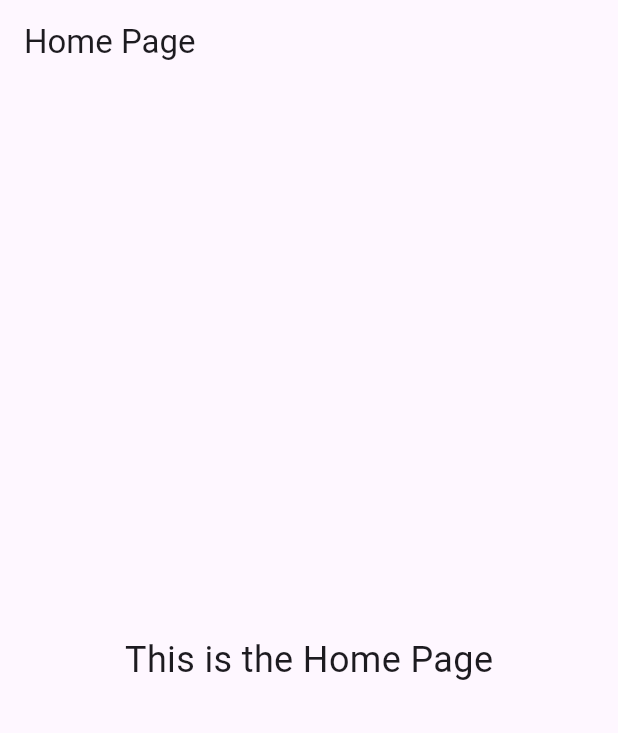
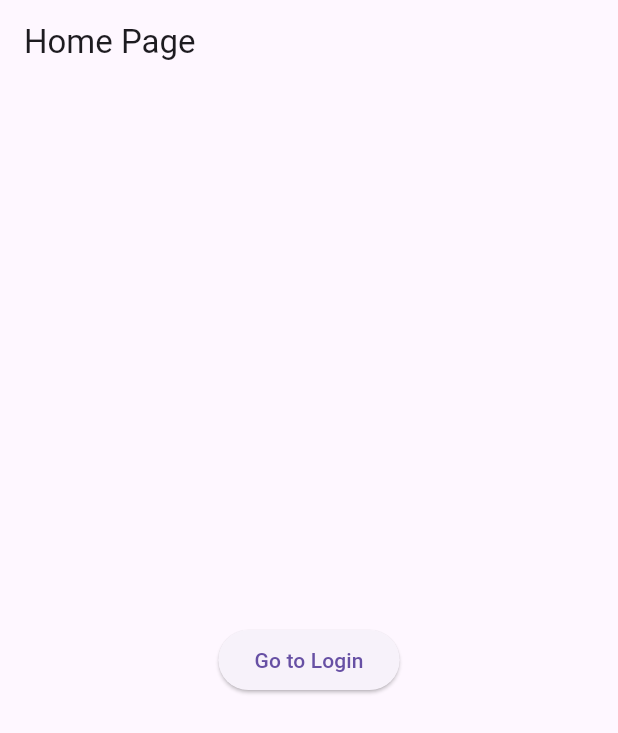
Before and after one commit to aboalisaleem/swe463_demo1, a Flutter app: the screen it shows after launch, on a phone screen of 412 x 824 dp. Shown: the top 733 px of the screen. Run offline on Flutter 3.47's test engine with Material 3 defaults, Android fonts, the phone set to English and light mode, and no system bars.

Commit message:
checkpoint 6 done

```diff
--- a/swe463_demo1/lib/main.dart
+++ b/swe463_demo1/lib/main.dart
@@ -107,38 +107,92 @@ import 'package:flutter/material.dart';
 // }
 
                               //Checkpoint 5
-void main() {
- runApp(const MyApp());
-}
+// void main() {
+//  runApp(const MyApp());
+// }
 
 
 
-class MyApp extends StatelessWidget {
-  const MyApp({super.key});
+// class MyApp extends StatelessWidget {
+//   const MyApp({super.key});
 
-  @override
-  Widget build(BuildContext context) {
-    return MaterialApp(
-      debugShowCheckedModeBanner: false,
-      title: 'SWE 463 Demo 1',
-      home: const HomePage(),
-    );
-  }
+//   @override
+//   Widget build(BuildContext context) {
+//     return MaterialApp(
+//       debugShowCheckedModeBanner: false,
+//       title: 'SWE 463 Demo 1',
+//       home: const HomePage(),
+//     );
+//   }
+// }
+
+// class HomePage extends StatelessWidget {
+//   const HomePage({super.key});
+
+//   @override
+//   Widget build(BuildContext context) {
+//     return Scaffold(
+//       appBar: AppBar(
+//         title: const Text('Home Page'),
+//       ),
+//       body: const Center(
+//         child: Text(
+//           'This is the Home Page',
+//           style: TextStyle(fontSize: 24),
+//         ),
+//       ),
+//     );
+//   }
+// }
+
+// class LoginPage extends StatelessWidget {
+//   const LoginPage({super.key});
+
+//   @override
+//   Widget build(BuildContext context) {
+//     return Scaffold(
+//       appBar: AppBar(
+//         title: const Text('Login Page'),
+//       ),
+//       body: const Center(
+//         child: Text(
+//           'This is the Login Page',
+//           style: TextStyle(fontSize: 24),
+//         ),
+//       ),
+//     );
+//   }
+// }
+
+
+
+
+void main() {
+  runApp(
+    MaterialApp(
+      home: HomePage(),
+    ),
+  );
 }
 
 class HomePage extends StatelessWidget {
-  const HomePage({super.key});
-
   @override
   Widget build(BuildContext context) {
     return Scaffold(
       appBar: AppBar(
-        title: const Text('Home Page'),
+        title: Text('Home Page'),
       ),
-      body: const Center(
-        child: Text(
-          'This is the Home Page',
-          style: TextStyle(fontSize: 24),
+      body: Center(
+        child: ElevatedButton(
+          child: Text('Go to Login'),
+          onPressed: () {
+            Navigator.push(
+              context,
+              MaterialPageRoute(
+                builder: (context) => LoginPage(),
+              ),
+            );
+          },
         ),
       ),
     );
@@ -146,18 +200,18 @@ class HomePage extends StatelessWidget {
 }
 
 class LoginPage extends StatelessWidget {
-  const LoginPage({super.key});
-
   @override
   Widget build(BuildContext context) {
     return Scaffold(
       appBar: AppBar(
-        title: const Text('Login Page'),
+        title: Text('Login Page'),
       ),
-      body: const Center(
-        child: Text(
-          'This is the Login Page',
-          style: TextStyle(fontSize: 24),
+      body: Center(
+        child: ElevatedButton(
+          child: Text('Back to Home'),
+          onPressed: () {
+            Navigator.pop(context);
+          },
         ),
       ),
     );
```
Also changed, not shown: 2 other files.
